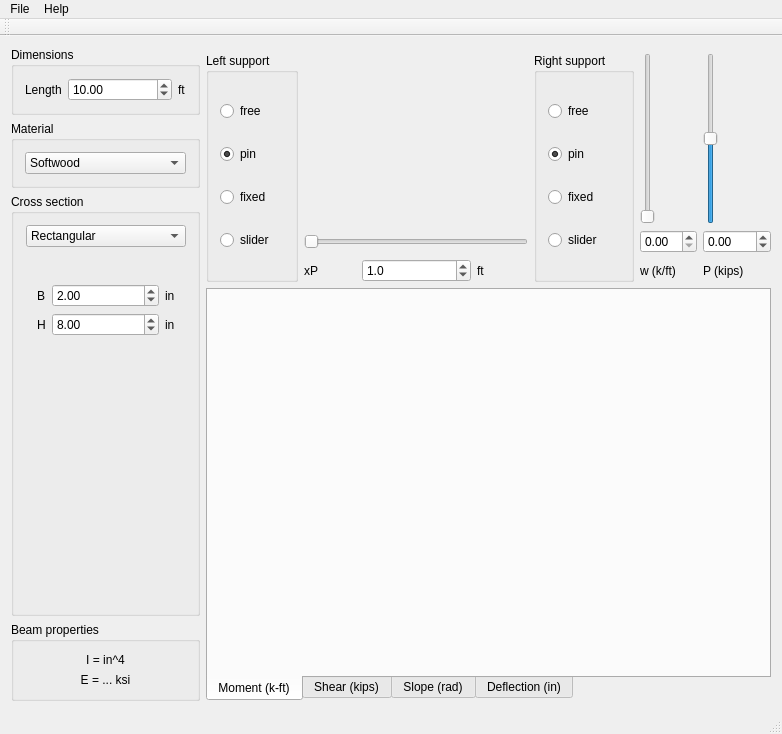
This is mainwindow.ui in pmackenz/SimpleBeam as Qt 5 draws it before an edit. The edited form follows.
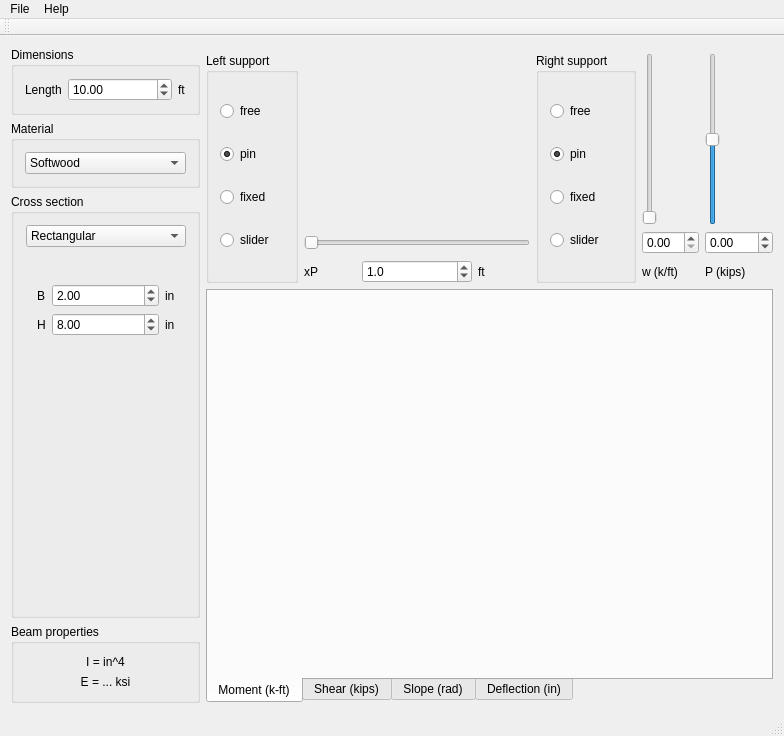
This is the edited form. The open tabs and pages were chosen to show the change. Icons and pictures are not drawn. Custom widgets are drawn as their Qt base class.

Commit message: Bug fixes and fine tuning

What changed in the file:
```diff
--- a/mainwindow.ui
+++ b/mainwindow.ui
@@ -6,8 +6,8 @@
    <rect>
     <x>0</x>
     <y>0</y>
-    <width>782</width>
-    <height>734</height>
+    <width>784</width>
+    <height>736</height>
    </rect>
   </property>
   <property name="windowTitle">
@@ -1005,8 +1005,8 @@
     <rect>
      <x>0</x>
      <y>0</y>
-     <width>782</width>
-     <height>22</height>
+     <width>784</width>
+     <height>24</height>
     </rect>
    </property>
    <widget class="QMenu" name="menuFile">
```
Left out of the diff: 27 changed lines with no effect on the pictures. The commit also changes 2 other files.
